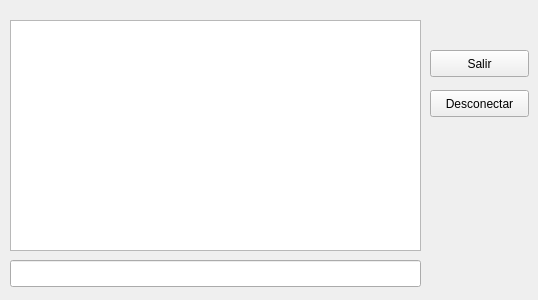
Qt form Cliente/chatwindows.ui (AleDelgado94/ChatOsO) before a commit.
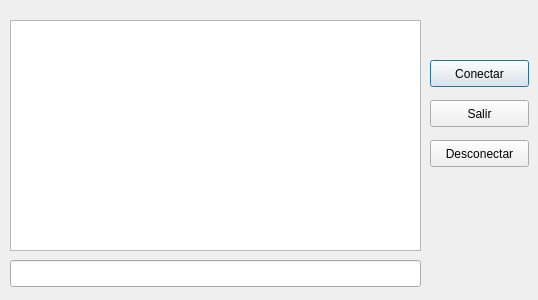
The same form after that commit.

```diff
--- a/Cliente/chatwindows.ui
+++ b/Cliente/chatwindows.ui
@@ -52,7 +52,7 @@
    <property name="geometry">
     <rect>
      <x>430</x>
-     <y>90</y>
+     <y>140</y>
      <width>99</width>
      <height>27</height>
     </rect>
@@ -68,7 +68,7 @@
    <property name="geometry">
     <rect>
      <x>430</x>
-     <y>50</y>
+     <y>100</y>
      <width>99</width>
      <height>27</height>
     </rect>
@@ -80,6 +80,19 @@
     <bool>false</bool>
    </property>
   </widget>
+  <widget class="QPushButton" name="pushButtonConectar">
+   <property name="geometry">
+    <rect>
+     <x>430</x>
+     <y>60</y>
+     <width>99</width>
+     <height>27</height>
+    </rect>
+   </property>
+   <property name="text">
+    <string>Conectar</string>
+   </property>
+  </widget>
  </widget>
  <resources/>
  <connections/>
```
